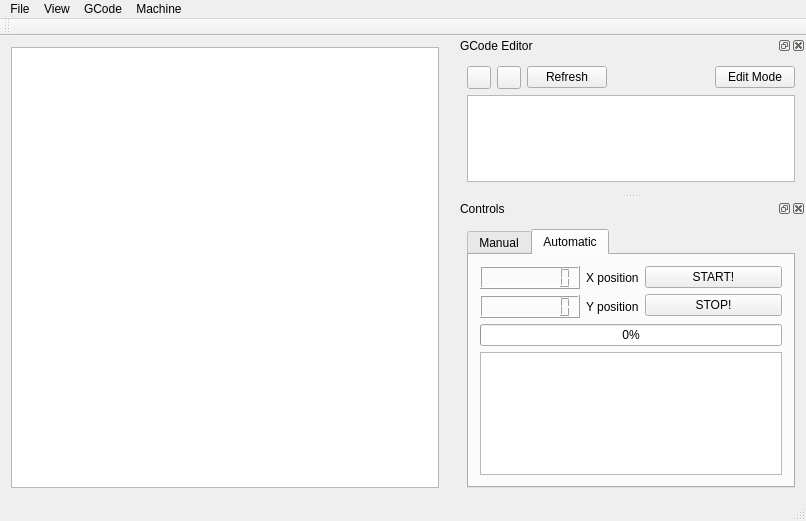
First picture: the form in grblcage.ui, repository FoamCutting/FOAMgrblGUI, before the edit.
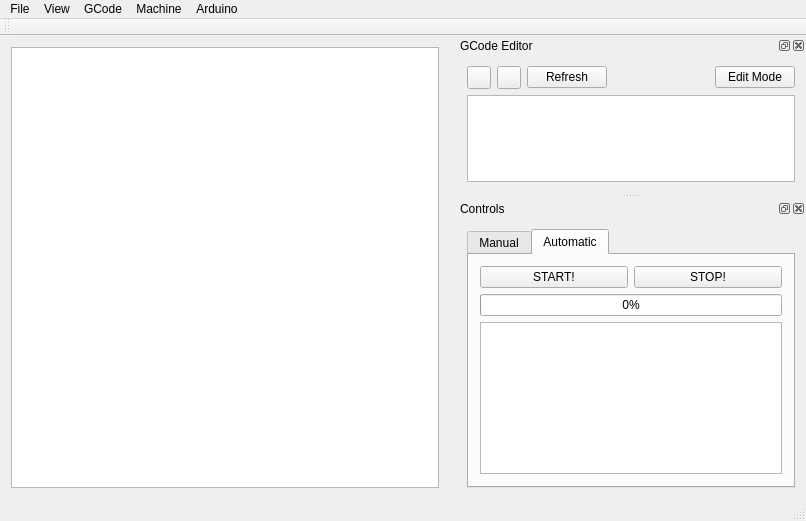
Second picture: the form after the edit. The open tabs and pages were chosen to show the change.

Commit message: Worked on interaction between GUI and Arduino, fixed zero axes button, fixed preprocessor.

```diff
--- a/grblcage.ui
+++ b/grblcage.ui
@@ -627,50 +627,6 @@
             <layout class="QVBoxLayout" name="verticalLayout_5">
              <item>
               <layout class="QHBoxLayout" name="horizontalLayout_5">
-               <item>
-                <layout class="QGridLayout" name="gridLayout_2" columnminimumwidth="100,0">
-                 <item row="0" column="0">
-                  <widget class="QLCDNumber" name="xPos_lcdNum">
-                   <property name="layoutDirection">
-                    <enum>Qt::LeftToRight</enum>
-                   </property>
-                   <property name="smallDecimalPoint">
-                    <bool>false</bool>
-                   </property>
-                   <property name="numDigits">
-                    <number>8</number>
-                   </property>
-                  </widget>
-                 </item>
-                 <item row="0" column="1">
-                  <widget class="QLabel" name="label_3">
-                   <property name="text">
-                    <string>X position</string>
-                   </property>
-                  </widget>
-                 </item>
-                 <item row="1" column="0">
-                  <widget class="QLCDNumber" name="yPos_lcdNum">
-                   <property name="layoutDirection">
-                    <enum>Qt::LeftToRight</enum>
-                   </property>
-                   <property name="smallDecimalPoint">
-                    <bool>false</bool>
-                   </property>
-                   <property name="numDigits">
-                    <number>8</number>
-                   </property>
-                  </widget>
-                 </item>
-                 <item row="1" column="1">
-                  <widget class="QLabel" name="label_4">
-                   <property name="text">
-                    <string>Y position</string>
-                   </property>
-                  </widget>
-                 </item>
-                </layout>
-               </item>
                <item>
                 <layout class="QVBoxLayout" name="verticalLayout_4">
                  <item>
@@ -680,15 +636,15 @@
                    </property>
                   </widget>
                  </item>
-                 <item>
-                  <widget class="QPushButton" name="autoStop_pButton">
-                   <property name="text">
-                    <string>STOP!</string>
-                   </property>
-                  </widget>
-                 </item>
                 </layout>
                </item>
+               <item>
+                <widget class="QPushButton" name="autoStop_pButton">
+                 <property name="text">
+                  <string>STOP!</string>
+                 </property>
+                </widget>
+               </item>
               </layout>
              </item>
              <item>
@@ -777,10 +733,21 @@
     <addaction name="actionGCode_Plot"/>
     <addaction name="actionMachine_Controls"/>
    </widget>
+   <widget class="QMenu" name="menuGrbl">
+    <property name="title">
+     <string>Arduino</string>
+    </property>
+    <addaction name="actionUpload_Settings"/>
+    <addaction name="actionCheck_Settings"/>
+    <addaction name="separator"/>
+    <addaction name="actionConnect"/>
+    <addaction name="actionDisconnect"/>
+   </widget>
    <addaction name="menuFile"/>
    <addaction name="menuView"/>
    <addaction name="menuG_Code"/>
    <addaction name="menuMachine"/>
+   <addaction name="menuGrbl"/>
   </widget>
   <action name="actionOpen_GCode_File">
    <property name="text">
```
Left out of the diff: 80 changed lines with no effect on the pictures. The commit also changes 10 other files.
